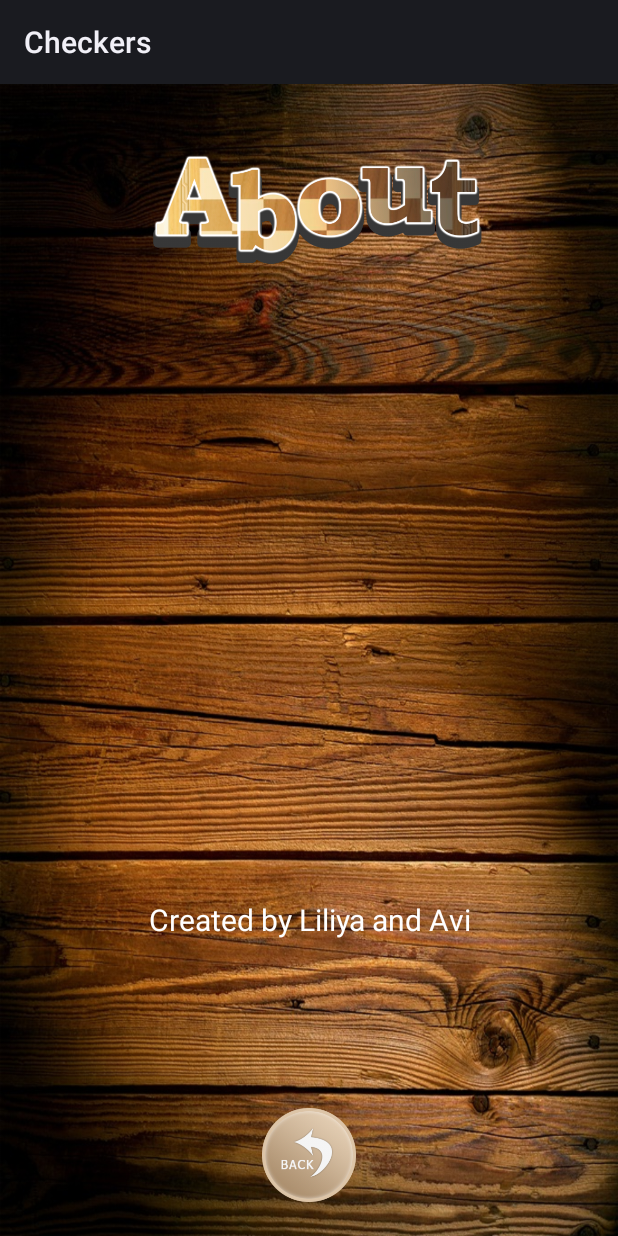
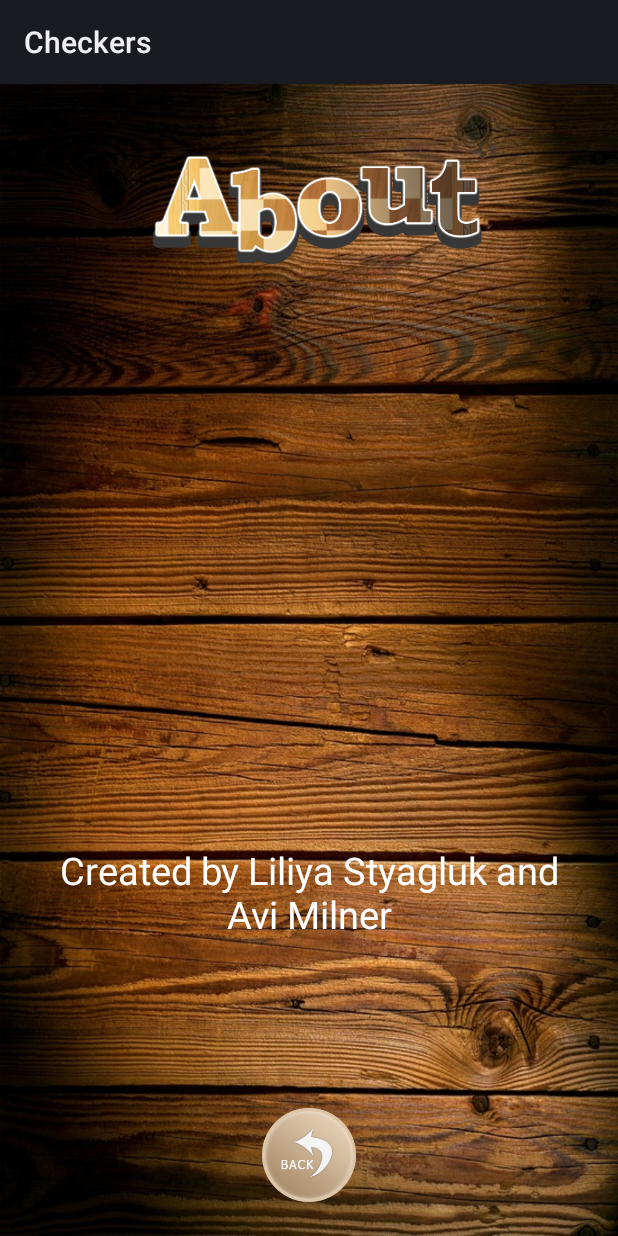
Before and after one commit to avim2809/checkers_android, an Android app: the AboutAvtivity screen opened directly, with no data from a screen before it, on a phone screen of 412 x 824 dp. Run offline under Robolectric (Android 15) with nearby library versions, the phone set to English and light mode, and no system bars.

```diff
--- a/app/src/main/java/com/example/san4o/checkers/HighScore.java
+++ b/app/src/main/java/com/example/san4o/checkers/HighScore.java
@@ -36,4 +36,8 @@ public class HighScore {
         String uniqueID = UUID.randomUUID().toString();
         return uniqueID;
     }
+
+    public String getID(){
+        return this.id;
+    }
 }
--- a/app/src/main/res/layout/activity_about.xml
+++ b/app/src/main/res/layout/activity_about.xml
@@ -26,12 +26,13 @@
         android:layout_width="match_parent"
         android:layout_height="wrap_content"
         android:layout_alignParentBottom="true"
-        android:layout_centerHorizontal="true"
         android:layout_marginBottom="197dp"
-        android:text="Created by Liliya and Avi"
+        android:layout_marginLeft="30dp"
+        android:layout_marginRight="30dp"
+        android:text="@string/created"
         android:textAlignment="center"
         android:textColor="#ffffff"
-        android:textSize="20sp" />
+        android:textSize="25sp" />
 
     <Button
         android:id="@+id/back"
--- a/app/src/main/res/layout/activity_rules.xml
+++ b/app/src/main/res/layout/activity_rules.xml
@@ -90,9 +90,6 @@
                 android:shadowColor="#000000"
                 android:text="@string/rule6"
                 android:textSize="16sp" />
-
-
-
         </LinearLayout>
     </ScrollView>
 
--- a/app/src/main/res/values/strings.xml
+++ b/app/src/main/res/values/strings.xml
@@ -20,4 +20,5 @@
     <string name="rule5">Moving: A piece which is not a king can move one square, diagonally, forward. A king can move diagonally, forward or backward. A piece (piece or king) can only move to a vacant square. A move can also consist of one or more jumps (next paragraph).</string>
     <string name="rule6">Jumping: You capture an opponent\'s piece by jumping over it, diagonally, to the adjacent vacant square beyond it. A king can jump diagonally, forward or backward. A piece which is not a king, can only jump diagonally forward. You can make a multiple jump, with one piece only, by jumping to empty square to empty square. You can only jump one piece, with any given jump. But you can jump several pieces, with a move of several jumps. You remove the jumped pieces from the board. You cannot jump your own piece. You cannot jump the same piece twice, in the same move. If you can jump, you must. And, a multiple jump must be completed. You cannot stop part way through a multiple jump. If you have a choice of jumps, you can choose among them, regardless of whether some of them are multiple, or not. A piece, whether it is a king or not, can jump a king.</string>
     <string name="Moves">Moves</string>
+    <string name="created">Created by Liliya Styagluk and Avi Milner</string>
 </resources>
```
Also changed, not shown: app/src/main/java/com/example/san4o/checkers/activity/HighScoreActivity.java (+12 -2 lines), 1 other file.
